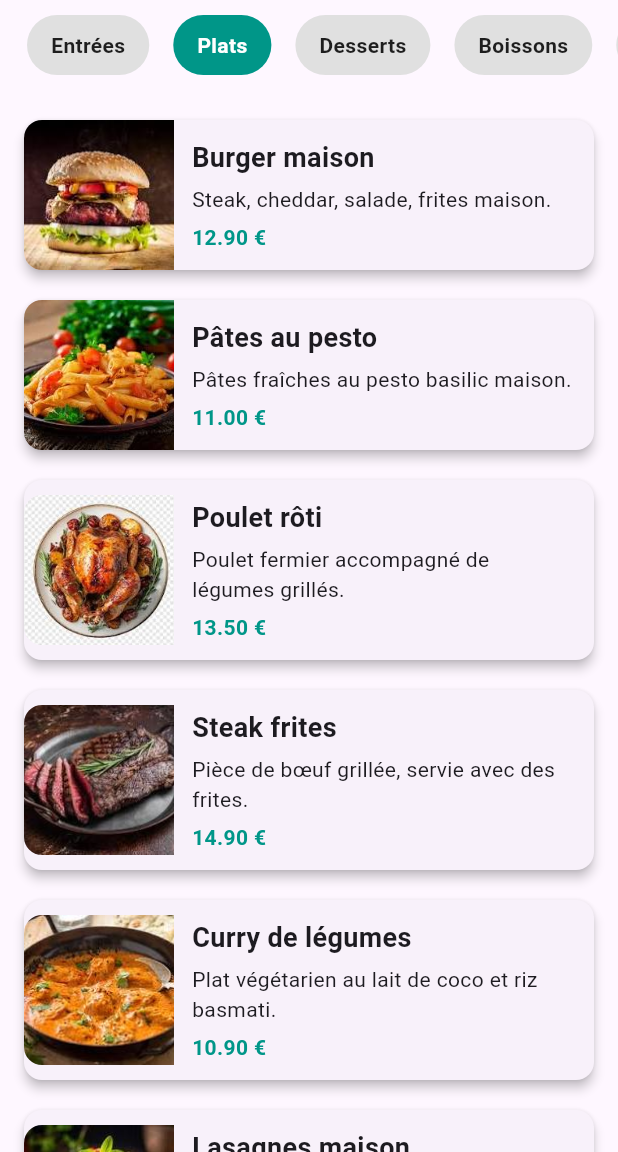
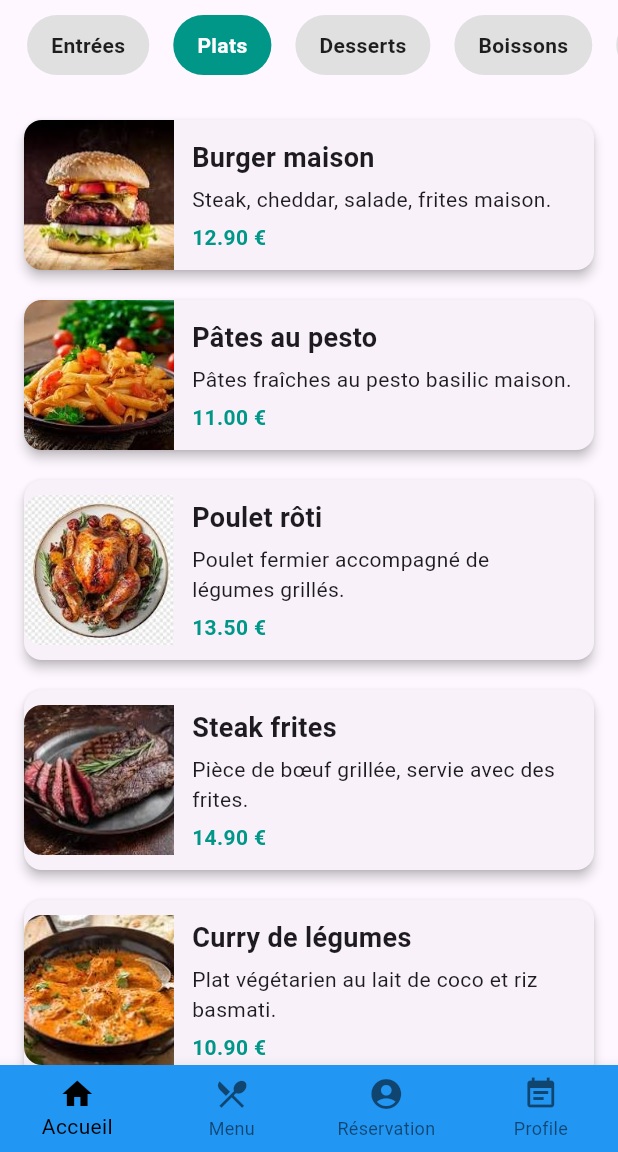
Before and after one commit to BlueSkunka/m2-flutter-restaurant, a Flutter app: the screen it shows after launch, after a tap on "Plats", on a phone screen of 412 x 824 dp, the part 84-1236 px from its top. Run offline on Flutter 3.47's test engine with Material 3 defaults, Android fonts, the phone set to English and light mode, and no system bars.

```diff
--- a/app/lib/main.dart
+++ b/app/lib/main.dart
@@ -1,4 +1,5 @@
 import 'package:flutter/material.dart';
+import 'package:flutter_restaurant_app/menu.dart';
 
 void main() {
   runApp(const RestaurantApp());
@@ -142,6 +143,13 @@ class _MenuPageState extends State<MenuPage> {
     'Suggestions du chef': [],
   };
 
+  // Gestion de l'index du menu choisis (écran)
+  int _selectedIndex = 0;
+
+  void _onItemTapped(int index) {
+    // TODO
+    print(index);
+  }
 
   @override
   Widget build(BuildContext context) {
@@ -254,6 +262,7 @@ class _MenuPageState extends State<MenuPage> {
           ),
         ],
       ),
+      bottomNavigationBar: MenuWidget(currentIndex: 0), // Current index dépend de la page affiché
     );
   }
 }
--- /dev/null
+++ b/app/lib/menu.dart
@@ -0,0 +1,59 @@
+import 'package:flutter/cupertino.dart';
+import 'package:flutter/material.dart';
+
+class MenuWidget extends StatelessWidget {
+  final int currentIndex;
+
+  const MenuWidget({
+    Key? key,
+    required this.currentIndex,
+  }) : super(key: key);
+
+  void _navigate(BuildContext context, int index) {
+    if (index == currentIndex) return; // Evite de recharger la même page
+
+    switch (index) {
+      case 0:
+        Navigator.pushReplacementNamed(context, '/home');
+        break;
+      case 1:
+        Navigator.pushReplacementNamed(context, '/menu');
+        break;
+      case 2:
+        Navigator.pushReplacementNamed(context, '/reservation');
+        break;
+      case 3:
+        Navigator.pushReplacementNamed(context, '/profile');
+        break;
+    }
+  }
+
+  @override
+  Widget build(BuildContext context) {
+    return BottomNavigationBar(
+      currentIndex: currentIndex,
+      onTap: (index) => _navigate(context, index),
+      type: BottomNavigationBarType.fixed,
+      backgroundColor: Colors.blue,
+      selectedItemColor: Colors.black,
+      items: const [
+        BottomNavigationBarItem(
+          icon: Icon(Icons.home),
+          label: 'Accueil'
+        ),
+        BottomNavigationBarItem(
+          icon: Icon(Icons.restaurant_menu),
+          label: 'Menu'
+        ),
+        BottomNavigationBarItem(
+          icon: Icon(Icons.account_circle),
+          label: 'Réservation'
+        ),
+        BottomNavigationBarItem(
+          icon: Icon(Icons.event_note),
+          label: 'Profile'
+        )
+      ],
+    );
+  }
+}
```
